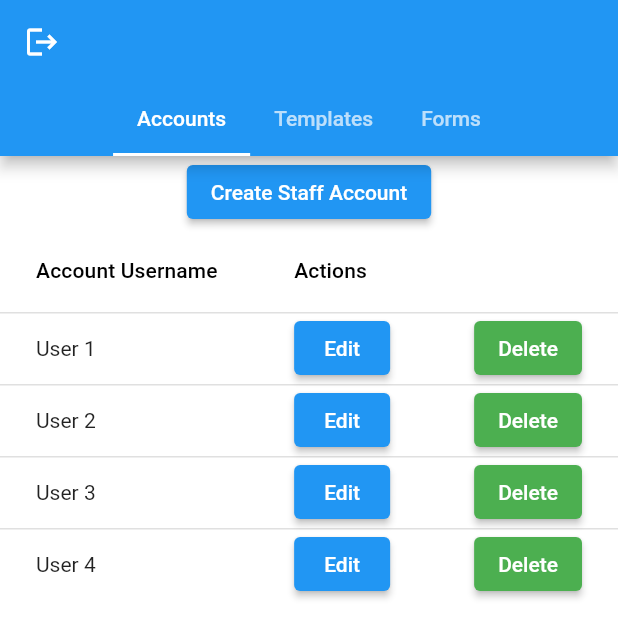
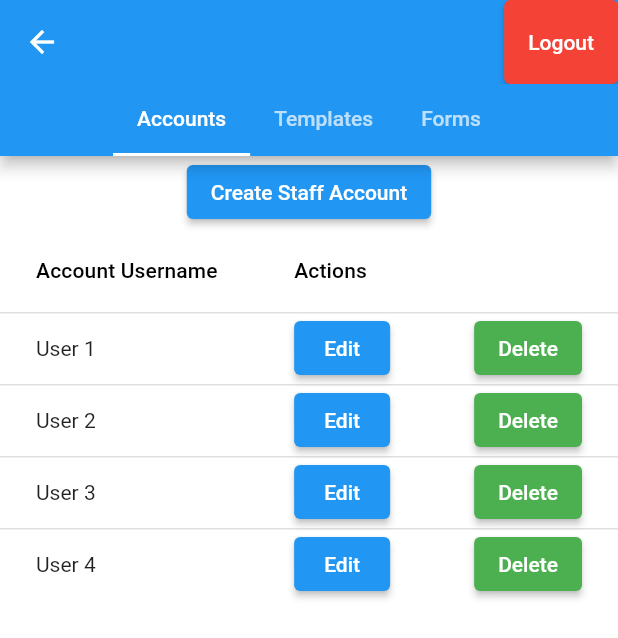
Before and after one commit to bohuie/webforms, a Flutter app: the LoggedInPage screen opened directly, on a phone screen of 412 x 824 dp. Shown: the top 638 px of the screen. Run offline on Flutter 3.47's test engine with Material 2 defaults, Android fonts, the phone set to English and light mode, and no system bars.

Commit message:
fixed logout button

```diff
--- a/webforms/lib/loggedinhome.dart
+++ b/webforms/lib/loggedinhome.dart
@@ -34,11 +34,14 @@ class _LoggedInPageState extends State<LoggedInPage> {
                     Tab(text: 'Forms')
                   ],
                 ),
-                leading: IconButton(
-                    icon: Icon(Icons.logout),
-                    onPressed: () {
-                      navigatelogout(context);
-                    })),
+                actions: <Widget>[ ElevatedButton(
+                  child: Text('Logout'),
+                  onPressed: () {
+                    navigatelogout(context);
+                  },
+                  style: ElevatedButton.styleFrom(primary: Colors.red),
+            ),
+            ]),
             body: TabBarView(
 
               children: [
```
